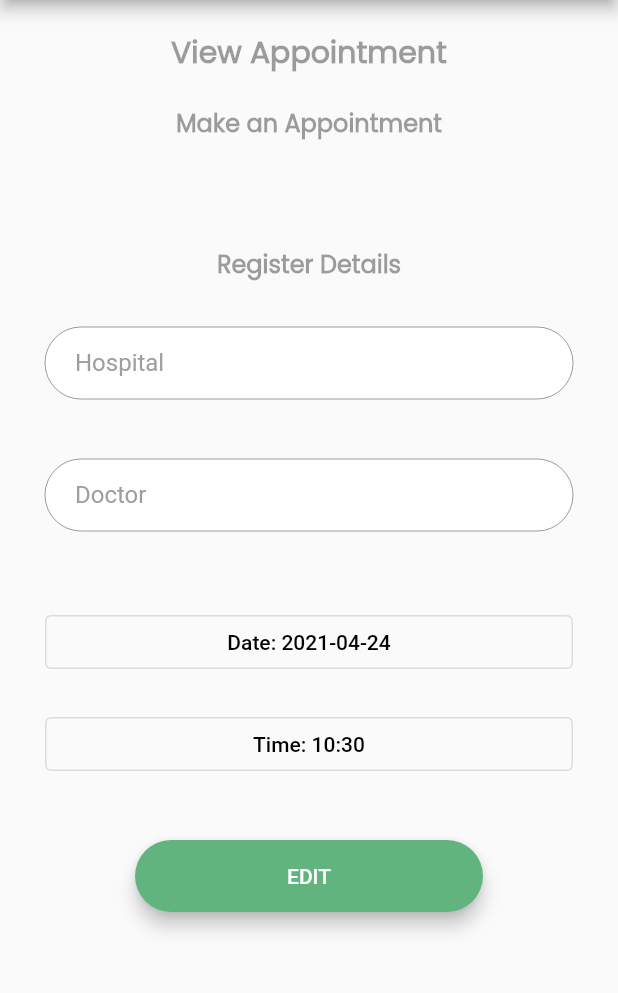
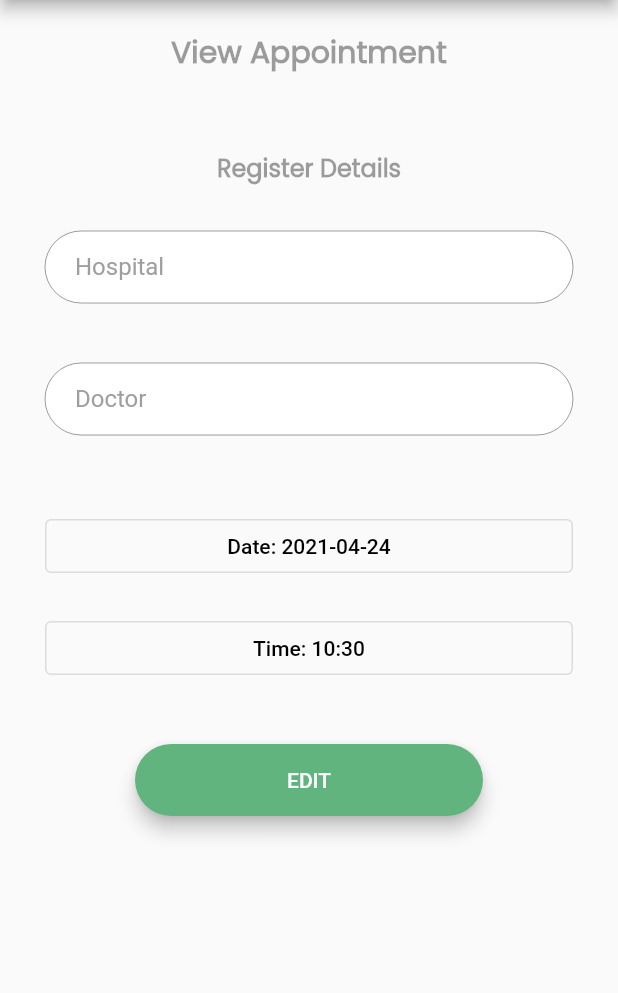
Before and after one commit to Ammar-Raneez/E-Ophthalmologist_UI, a Flutter app: the EditAppointmentScreen screen opened directly with empty values, on a phone screen of 412 x 824 dp, the part 84-1077 px from its top. Run offline on Flutter 3.47's test engine with Material 2 defaults, Android fonts, the phone set to English and light mode, and no system bars; our stand-ins replace cached_network_image, cloud_firestore, dio, firebase_auth, firebase_core, firebase_storage and 4 more; missing offline and left inert: add_2_calendar, pdf_flutter; accounts and stored records are empty.

```diff
--- a/lib/screens/reports_and_appointment/edit_appointment_screen.dart
+++ b/lib/screens/reports_and_appointment/edit_appointment_screen.dart
@@ -170,9 +170,8 @@ class _EditAppointmentScreenState extends State<EditAppointmentScreen> {
                         ? "Edit Appointment"
                         : "View Appointment",
                     fontSize: 20.0),
-                _commonLabelText(title: "Make an Appointment", fontSize: 16.0),
                 SizedBox(
-                  height: 50,
+                  height: 30,
                 ),
                 _commonLabelText(title: "Register Details", fontSize: 16.0),
                 kTextField(_hospitalController, (value) => hospital = value,
```
